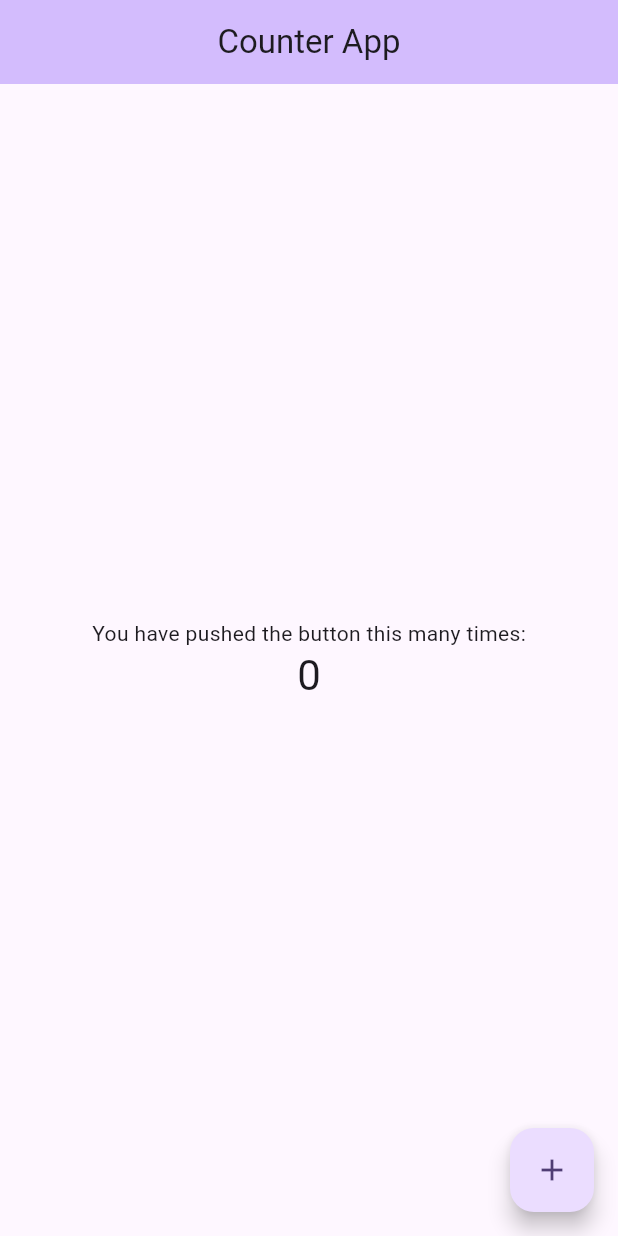
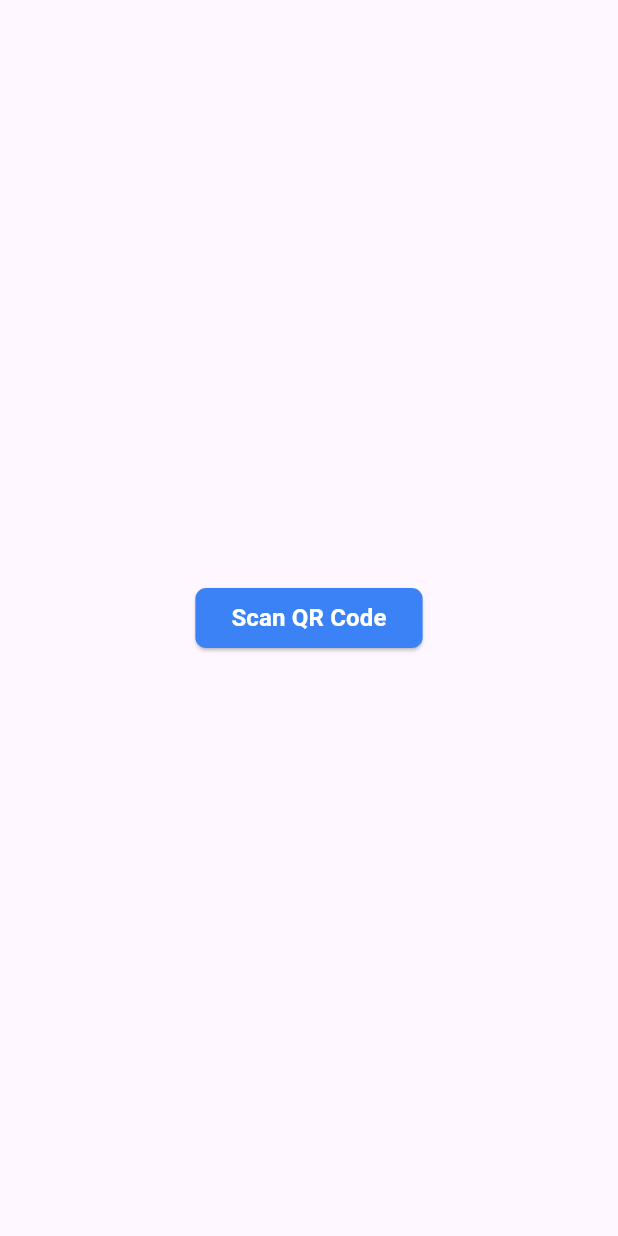
Before and after one commit to danyalyameen/QR-Code-Based-Attendance, a Flutter app: the screen it shows after launch, on a phone screen of 412 x 824 dp. Run offline on Flutter 3.47's test engine with Material 3 defaults, Android fonts, the phone set to English and light mode, and no system bars; our stand-ins replace flutter_screenutil; missing offline and left inert: mobile_scanner.

Commit message:
Home Completed

```diff
--- /dev/null
+++ b/lib/Constants/app_colors.dart
@@ -0,0 +1,16 @@
+import 'package:flutter/material.dart';
+
+class AppColors {
+  // Primary Colors
+  static const primaryDarkBlueColor = Color(0xFF1E3A8A);
+  static const secondaryLightBlueColor = Color(0xFF3B82F6);
+  static const accentBlue = Color(0xFF60A5FA);
+  // Background Colors
+  static const white = Color(0xFFFFFFFF);
+  static const lightGrey = Color(0xFFF3F4F6);
+  static const darkGrey = Color(0xFF374151);
+  // Success and Alerts
+  static const successColor = Color(0xFF10B981);
+  static const errorColor = Color(0xFFEF4444);
+  static const warningColor = Color(0xFFF59E0B);
+}
--- a/lib/Counter/Bloc/counter_bloc.dart
+++ /dev/null
@@ -1,15 +0,0 @@
-import 'package:bloc/bloc.dart';
-import 'package:qr_cdoe_based_attendance/Counter/Bloc/counter_events.dart';
-import 'package:qr_cdoe_based_attendance/Counter/Bloc/counter_states.dart';
-import 'package:qr_cdoe_based_attendance/Counter/Model/counter_model.dart';
-
-class CounterBloc extends Bloc<CounterEvents, CounterStates> {
-  CounterBloc() : super(CounterStates(counterModel: CounterModel(count: 0))) {
-    on<IncrementEvent>((event, emit) {
-      final updatedCounter = state.counterModel.copyWith(
-        state.counterModel.count + 1,
-      );
-      emit(CounterStates(counterModel: updatedCounter));
-    });
-  }
-}
--- a/lib/Counter/Bloc/counter_events.dart
+++ /dev/null
@@ -1,3 +0,0 @@
-abstract class CounterEvents {}
-
-class IncrementEvent extends CounterEvents {}
--- a/lib/Counter/Bloc/counter_states.dart
+++ /dev/null
@@ -1,6 +0,0 @@
-import 'package:qr_cdoe_based_attendance/Counter/Model/counter_model.dart';
-
-class CounterStates {
-  final CounterModel counterModel;
-  CounterStates({required this.counterModel});
-}
--- a/lib/Counter/Model/counter_model.dart
+++ /dev/null
@@ -1,11 +0,0 @@
-class CounterModel {
-  final int count;
-
-  CounterModel({required this.count});
-
-  CounterModel copyWith (int? value) {
-    return CounterModel(
-      count: value ?? count,
-    );
-  }
-}
--- a/lib/Counter/View/counter_view.dart
+++ /dev/null
@@ -1,41 +0,0 @@
-import 'package:flutter/material.dart';
-import 'package:flutter_bloc/flutter_bloc.dart';
-import 'package:qr_cdoe_based_attendance/Counter/Bloc/counter_bloc.dart';
-import 'package:qr_cdoe_based_attendance/Counter/Bloc/counter_events.dart';
-import 'package:qr_cdoe_based_attendance/Counter/Bloc/counter_states.dart';
-
-class Dashboard extends StatelessWidget {
-  const Dashboard({super.key});
-
-  @override
-  Widget build(BuildContext context) {
-    return Scaffold(
-      appBar: AppBar(
-        backgroundColor: Theme.of(context).colorScheme.inversePrimary,
-        title: Text("Counter App"),
-        centerTitle: true,
-      ),
-      body: Center(
-        child: Column(
-          mainAxisAlignment: MainAxisAlignment.center,
-          children: <Widget>[
-            const Text('You have pushed the button this many times:'),
-            BlocBuilder<CounterBloc, CounterStates>(
-              builder: (context, state) {
-                return Text(
-                  state.counterModel.count.toString(),
-                  style: Theme.of(context).textTheme.headlineMedium,
-                );
-              },
-            ),
-          ],
-        ),
-      ),
-      floatingActionButton: FloatingActionButton(
-        onPressed: () => context.read<CounterBloc>().add(IncrementEvent()),
-        tooltip: 'Increment',
-        child: const Icon(Icons.add),
-      ),
-    );
-  }
-}
--- /dev/null
+++ b/lib/Features/Home/UI/home_view.dart
@@ -0,0 +1,26 @@
+import 'package:flutter/material.dart';
+import 'package:qr_cdoe_based_attendance/Features/QR%20Code/UI/qr_code_view.dart';
+import 'package:qr_cdoe_based_attendance/Widgets/custom_elevated_button.dart';
+
+class HomeView extends StatelessWidget {
+  const HomeView({super.key});
+
+  final String text = "Scan QR Code";
+
+  @override
+  Widget build(BuildContext context) {
+    return Scaffold(
+      body: Center(
+        child: CustomElevatedButton(
+          text: text,
+          onTap: () {
+            Navigator.push(
+              context,
+              MaterialPageRoute(builder: (context) => QRCodeView()),
+            );
+          },
+        ),
+      ),
+    );
+  }
+}
--- /dev/null
+++ b/lib/Widgets/custom_elevated_button.dart
@@ -0,0 +1,32 @@
+import 'package:flutter/material.dart';
+import 'package:flutter_screenutil/flutter_screenutil.dart';
+import 'package:qr_cdoe_based_attendance/Constants/app_colors.dart';
+
+class CustomElevatedButton extends StatelessWidget {
+  final VoidCallback? onTap;
+  final String text;
+  const CustomElevatedButton({super.key, this.onTap, required this.text});
+
+  @override
+  Widget build(BuildContext context) {
+    return ElevatedButton(
+      onPressed: onTap,
+      style: ButtonStyle(
+        backgroundColor: WidgetStatePropertyAll(
+          AppColors.secondaryLightBlueColor,
+        ),
+        shape: WidgetStatePropertyAll(
+          RoundedRectangleBorder(borderRadius: BorderRadius.circular(8.r)),
+        ),
+      ),
+      child: Text(
+        text,
+        style: TextStyle(
+          color: AppColors.white,
+          fontSize: 16.sp,
+          fontWeight: FontWeight.w700,
+        ),
+      ),
+    );
+  }
+}
--- a/lib/main.dart
+++ b/lib/main.dart
@@ -1,10 +1,14 @@
 import 'package:flutter/material.dart';
-import 'package:flutter_bloc/flutter_bloc.dart';
-import 'package:qr_cdoe_based_attendance/Counter/Bloc/counter_bloc.dart';
-import 'package:qr_cdoe_based_attendance/Counter/View/counter_view.dart';
+import 'package:flutter_screenutil/flutter_screenutil.dart';
+import 'package:qr_cdoe_based_attendance/Features/Home/UI/home_view.dart';
 
 void main() {
-  runApp(const MyApp());
+  runApp(
+    ScreenUtilInit(
+      designSize: Size(411, 915),
+      builder: (context, child) => const MyApp(),
+    ),
+  );
 }
 
 class MyApp extends StatelessWidget {
@@ -17,10 +21,7 @@ class MyApp extends StatelessWidget {
       theme: ThemeData(
         colorScheme: ColorScheme.fromSeed(seedColor: Colors.deepPurple),
       ),
-      home: BlocProvider(
-        create: (context) => CounterBloc(),
-        child: Dashboard(),
-      ),
+      home: HomeView(),
     );
   }
 }
```
Also changed, not shown: lib/Features/QR Code/UI/qr_code_view.dart (added, +32 -0 lines), lib/Features/SignUP/UI/sign_up_view.dart (added, +45 -0 lines), lib/Widgets/custom_text_field.dart (added, +55 -0 lines), pubspec.yaml (+4 -58 lines), pubspec.lock, 3 other files.
